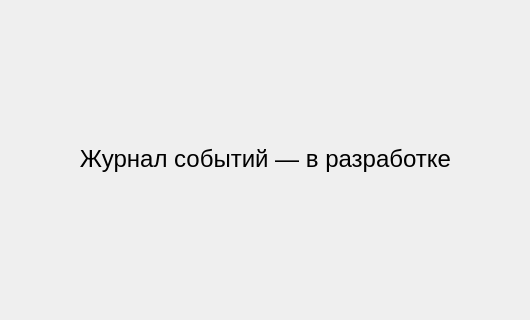
The window that mainwindow.ui (Wooferpenza/HMI) describes before a commit, drawn with Qt 5; both pictures show x 318 to 848 and y 224 to 544 of the 1024 by 768 pixel window.
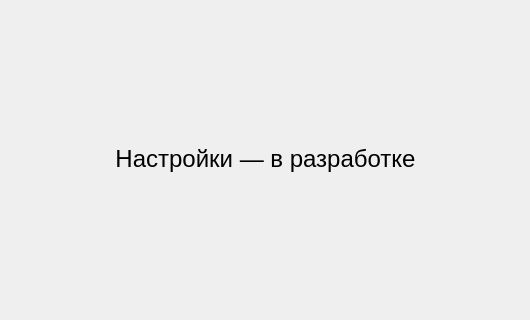
The same window after the commit. The open tabs and pages were chosen to show the change. Custom widgets are drawn as their Qt base class.

```diff
--- a/mainwindow.ui
+++ b/mainwindow.ui
@@ -814,7 +814,7 @@
              </font>
             </property>
             <property name="text">
-             <string>Журнал событий — в разработке</string>
+             <string>Настройки — в разработке</string>
             </property>
             <property name="alignment">
              <set>Qt::AlignmentFlag::AlignCenter</set>
```
Left out of the diff: 4 changed lines with no effect on the pictures.
